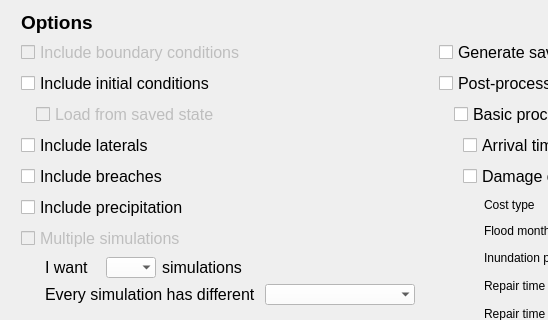
The window that threedi_api_qgis_client/ui/init_dialog.ui (nens/threedi-api-qgis-client) describes before a commit, drawn with Qt 5; both pictures show x 0 to 548 and y 0 to 320 of the 800 by 500 pixel window.
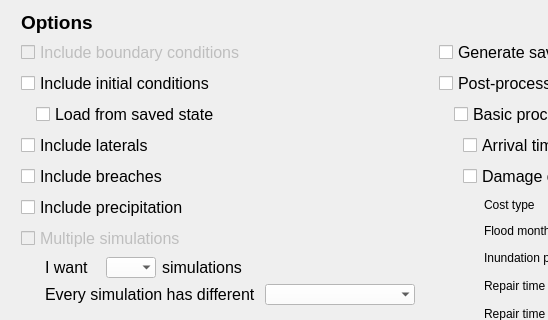
The same window after the commit.

Diff of the .ui file:
```diff
--- a/threedi_api_qgis_client/ui/init_dialog.ui
+++ b/threedi_api_qgis_client/ui/init_dialog.ui
@@ -593,7 +593,7 @@
         <item>
          <widget class="QCheckBox" name="cb_load_saved_state">
           <property name="enabled">
-           <bool>false</bool>
+           <bool>true</bool>
           </property>
           <property name="font">
            <font>
```
